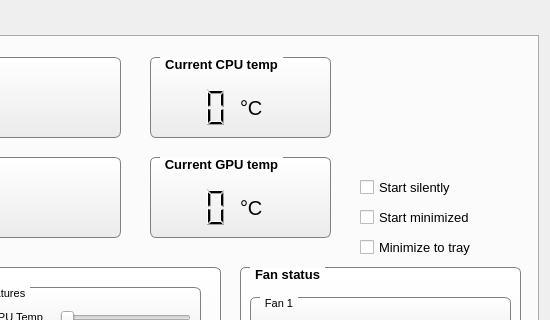
Above: grid-control/ui/mainwindow.ui from david-alleyn/grid-control before the change; both pictures show x 483 to 1033 and y 0 to 320 of the 1033 by 721 pixel window. Below: the same form after it.
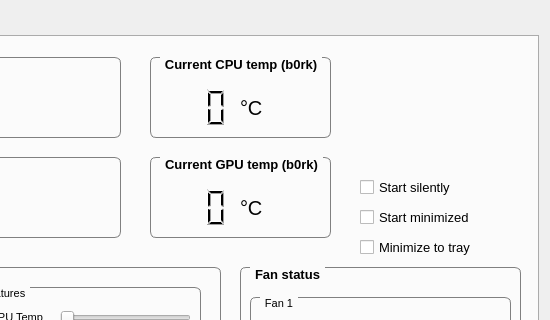
That is the form after the change. Icons and pictures are not drawn.

What changed in the file:
```diff
--- a/grid-control/ui/mainwindow.ui
+++ b/grid-control/ui/mainwindow.ui
@@ -25,7 +25,6 @@
   </property>
   <property name="styleSheet">
    <string notr="true">QGroupBox {
-        background-color:qlineargradient(spread:pad, x1:1, y1:1, x2:1, y2:0, stop:0 rgba(235, 235, 235, 255), stop:1 rgba(255, 255, 255, 255));
         border: 1px solid gray;
         border-radius: 6px;
         border-width: 1px;
@@ -121,7 +120,6 @@
        <property name="font">
         <font>
          <pointsize>10</pointsize>
-         <weight>75</weight>
          <bold>true</bold>
         </font>
        </property>
@@ -132,7 +130,7 @@
         <string notr="true"/>
        </property>
        <property name="title">
-        <string>Current CPU temp</string>
+        <string>Current CPU temp (b0rk)</string>
        </property>
        <widget class="QLabel" name="label_192">
         <property name="geometry">
@@ -1936,12 +1934,11 @@
        <property name="font">
         <font>
          <pointsize>10</pointsize>
-         <weight>75</weight>
          <bold>true</bold>
         </font>
        </property>
        <property name="title">
-        <string>Current GPU temp</string>
+        <string>Current GPU temp (b0rk)</string>
        </property>
        <widget class="QLabel" name="label_203">
         <property name="geometry">
```
Left out of the diff: 161 changed lines with no effect on the pictures.
